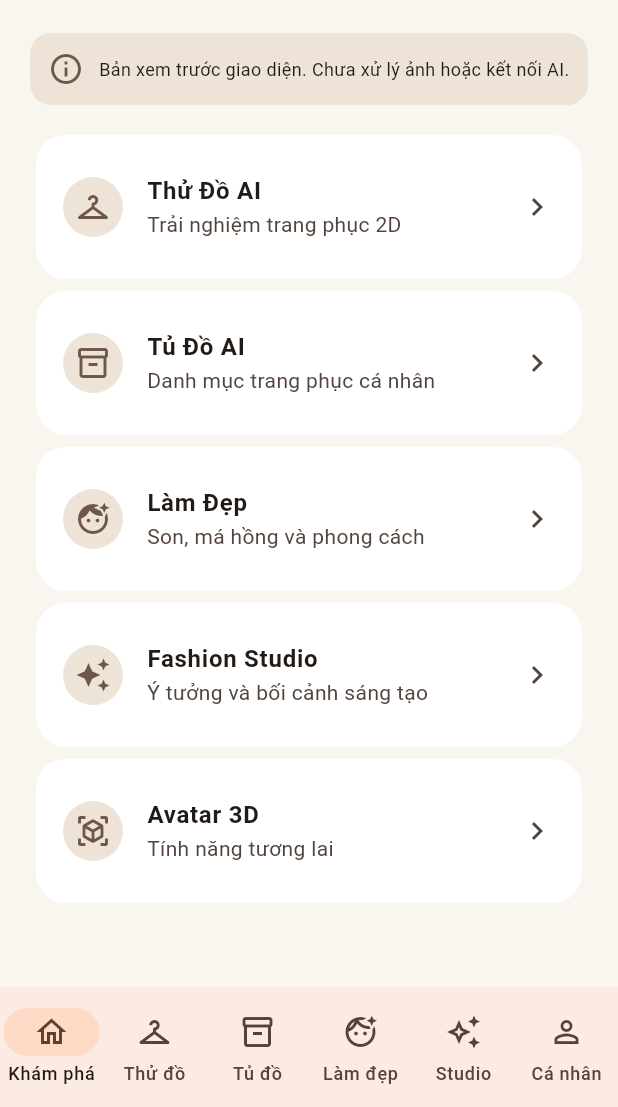
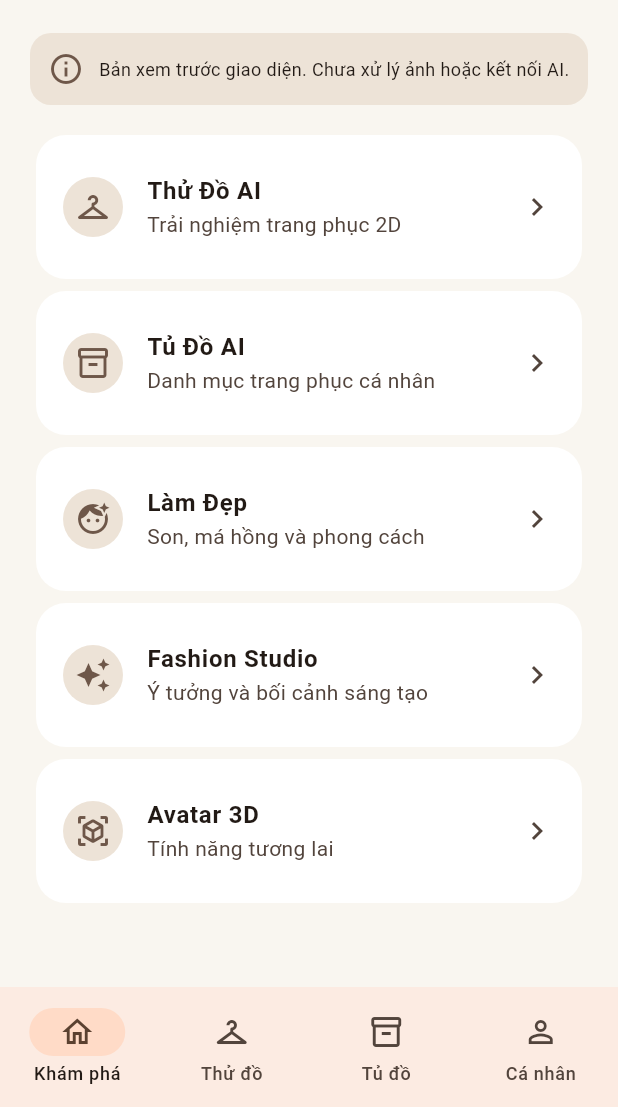
Before and after one commit to chiendollar0/PYINCC-FASHONAI, a Flutter app: the screen it shows after launch, after a tap on "Bắt đầu xem giao diện", on a phone screen of 412 x 824 dp, the part 129-1236 px from its top. Run offline on Flutter 3.47's test engine with Material 3 defaults, Android fonts, the light colour scheme and no system bars.

Commit message:
refactor(ui): consolidate six navigation tabs into four core destinations

```diff
--- a/lib/main.dart
+++ b/lib/main.dart
@@ -85,8 +85,6 @@ class _HomeShellState extends State<HomeShell> {
       Dashboard(onOpen: (i) => setState(() => tab = i)),
       const TryOnScreen(),
       const WardrobeScreen(),
-      const BeautyScreen(),
-      const StudioScreen(),
       const ProfileScreen(),
     ])),
     bottomNavigationBar: NavigationBar(
@@ -96,8 +94,6 @@ class _HomeShellState extends State<HomeShell> {
         NavigationDestination(icon: Icon(Icons.home_outlined), label: 'Khám phá'),
         NavigationDestination(icon: Icon(Icons.checkroom_outlined), label: 'Thử đồ'),
         NavigationDestination(icon: Icon(Icons.inventory_2_outlined), label: 'Tủ đồ'),
-        NavigationDestination(icon: Icon(Icons.face_retouching_natural_outlined), label: 'Làm đẹp'),
-        NavigationDestination(icon: Icon(Icons.auto_awesome_outlined), label: 'Studio'),
         NavigationDestination(icon: Icon(Icons.person_outline), label: 'Cá nhân'),
       ],
     ),
@@ -150,9 +146,11 @@ class Dashboard extends StatelessWidget {
       FeatureTile(icon: Icons.inventory_2_outlined, title: 'Tủ Đồ AI',
         detail: 'Danh mục trang phục cá nhân', onTap: () => onOpen(2)),
       FeatureTile(icon: Icons.face_retouching_natural, title: 'Làm Đẹp',
-        detail: 'Son, má hồng và phong cách', onTap: () => onOpen(3)),
+        detail: 'Son, má hồng và phong cách', onTap: () => Navigator.push(context,
+          MaterialPageRoute(builder: (_) => const BeautyScreen()))),
       FeatureTile(icon: Icons.auto_awesome, title: 'Fashion Studio',
-        detail: 'Ý tưởng và bối cảnh sáng tạo', onTap: () => onOpen(4)),
+        detail: 'Ý tưởng và bối cảnh sáng tạo', onTap: () => Navigator.push(context,
+          MaterialPageRoute(builder: (_) => const StudioScreen()))),
       FeatureTile(icon: Icons.view_in_ar, title: 'Avatar 3D',
         detail: 'Tính năng tương lai', onTap: () => Navigator.push(context,
           MaterialPageRoute(builder: (_) => const FutureScreen()))),
@@ -188,6 +186,10 @@ class _TryOnScreenState extends State<TryOnScreen> {
         ButtonSegment(value: 'Cân bằng', label: Text('Cân bằng')),
         ButtonSegment(value: 'HD', label: Text('HD')),
       ], selected: {quality}, onSelectionChanged: (v) => setState(() => quality = v.first)),
+      const SizedBox(height: 16),
+      OutlinedButton.icon(onPressed: () => Navigator.push(context,
+        MaterialPageRoute(builder: (_) => const BeautyScreen())),
+        icon: const Icon(Icons.face_retouching_natural), label: const Text('Mở Studio Làm Đẹp')),
       const SizedBox(height: 20),
       FilledButton(onPressed: () => Navigator.push(context,
         MaterialPageRoute(builder: (_) => const ResultScreen())),
```
